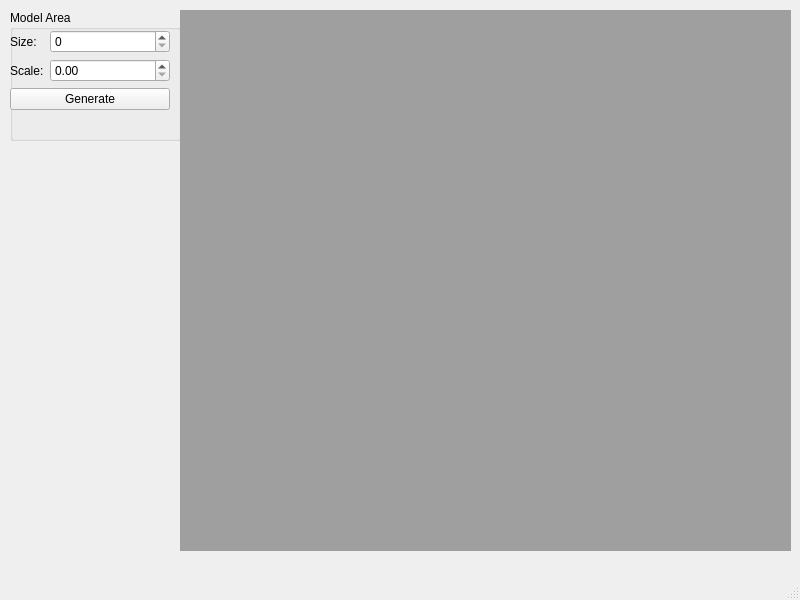
This is src/QT/cmaingui.ui in bkloppenborg/simtoi as Qt 5 draws it before an edit. The edited form follows.
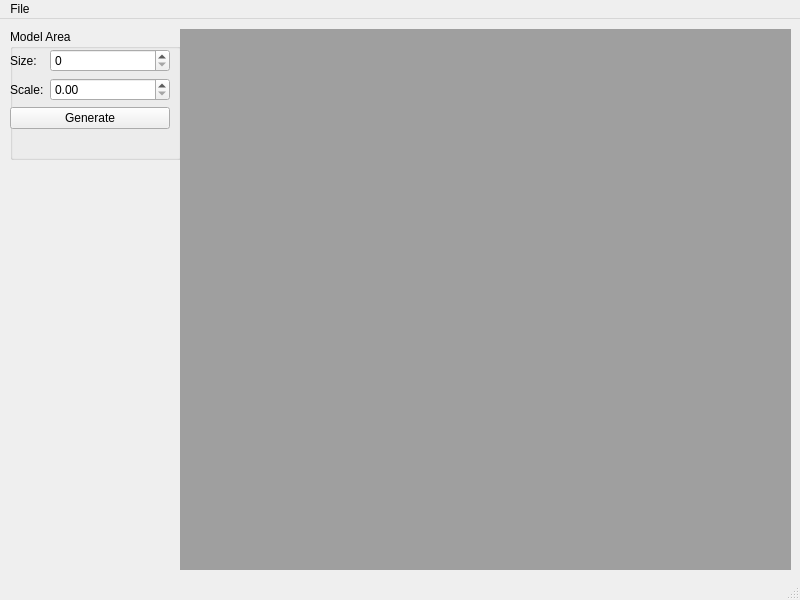
This is the edited form.

```diff
--- a/src/QT/cmaingui.ui
+++ b/src/QT/cmaingui.ui
@@ -89,6 +89,14 @@
      <height>22</height>
     </rect>
    </property>
+   <widget class="QMenu" name="menuFIle">
+    <property name="title">
+     <string>File</string>
+    </property>
+    <addaction name="actionNew_Model"/>
+    <addaction name="actionOpen"/>
+   </widget>
+   <addaction name="menuFIle"/>
   </widget>
   <widget class="QStatusBar" name="statusbar"/>
  </widget>
```
Left out of the diff: 10 changed lines with no effect on the pictures.
